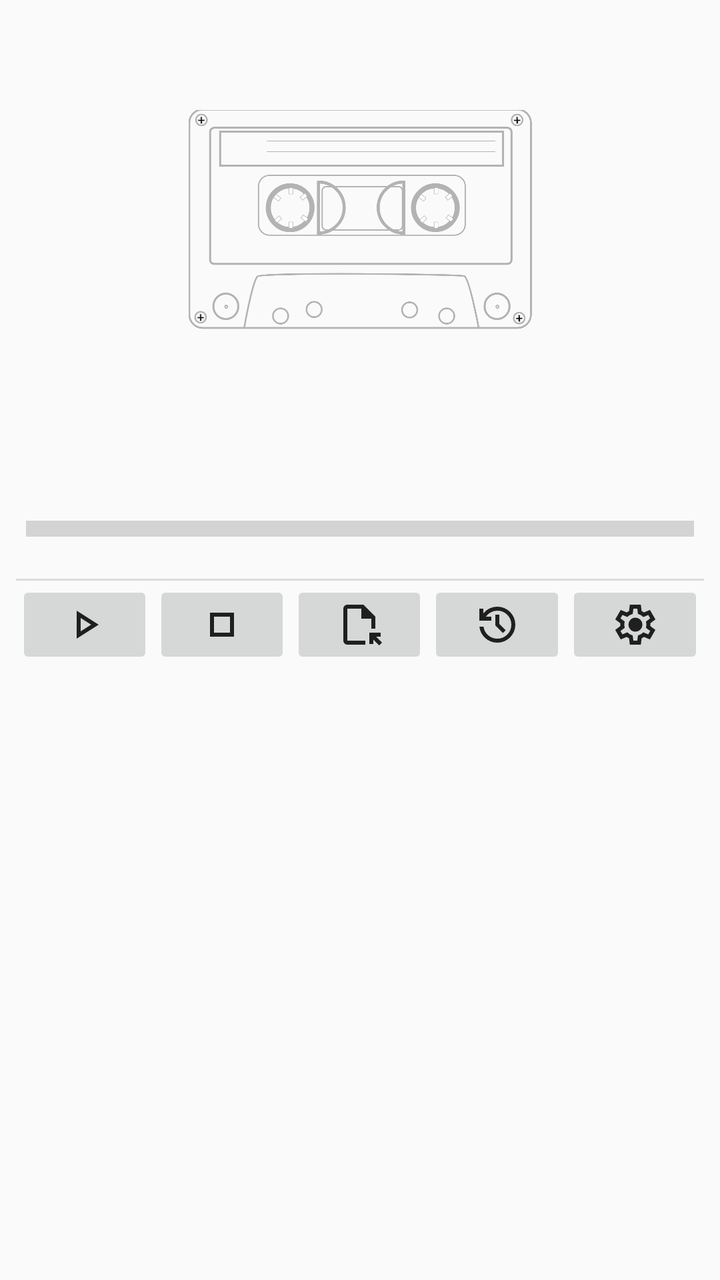
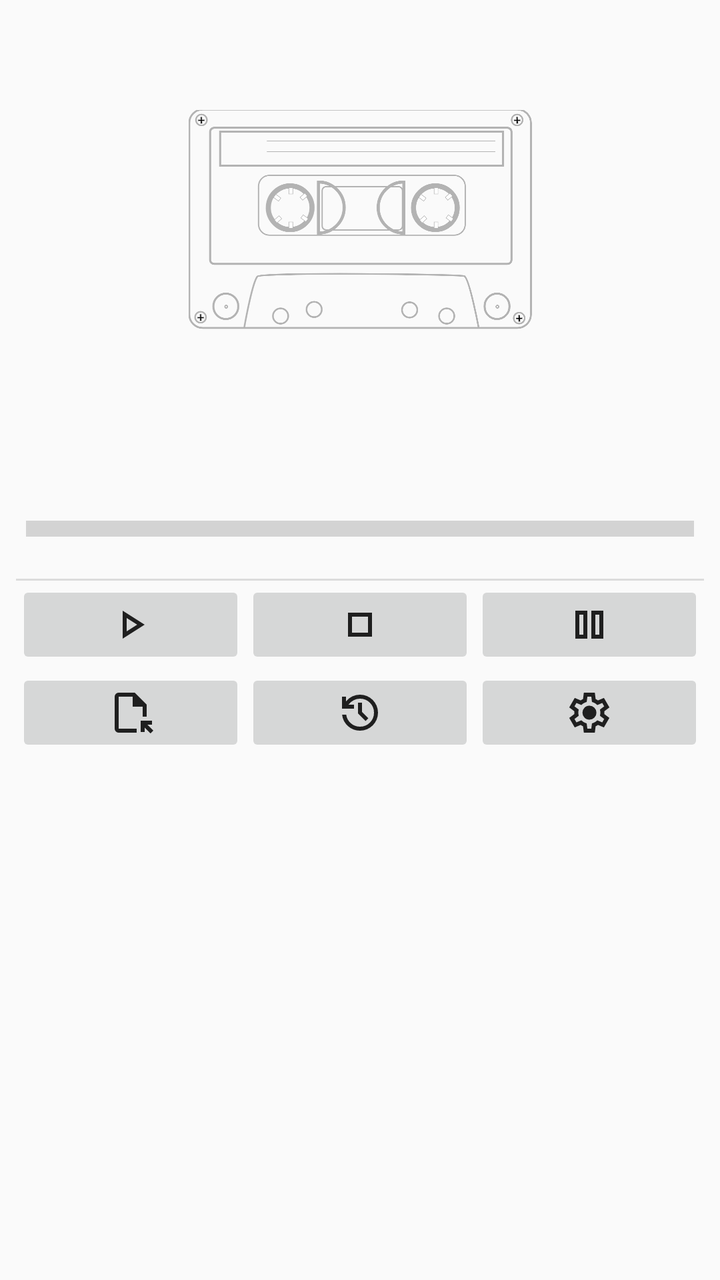

Before-and-after screenshots of an Android layout around one commit, followed by the original layout XML and the change that was made.
<!-- AndroidManifest.xml: application theme AppTheme -->
<!-- res/layout/activity_main.xml -->
<?xml version="1.0" encoding="utf-8"?>

<androidx.constraintlayout.widget.ConstraintLayout xmlns:android="http://schemas.android.com/apk/res/android"
    xmlns:app="http://schemas.android.com/apk/res-auto"
    xmlns:tools="http://schemas.android.com/tools"

    android:layout_width="match_parent"
    android:layout_height="match_parent"
    android:keepScreenOn="true"
    android:paddingHorizontal="8dp"
    tools:context=".MainActivity">

    <LinearLayout
        android:layout_width="match_parent"
        android:layout_height="match_parent"
        android:orientation="vertical">

        <FrameLayout
            android:layout_width="match_parent"
            android:layout_height="wrap_content">

            <LinearLayout
                android:layout_width="match_parent"
                android:layout_height="match_parent"
                android:orientation="vertical">

                <ImageView
                    android:id="@+id/ivCassette"
                    android:layout_width="wrap_content"
                    android:layout_height="wrap_content"
                    android:adjustViewBounds="true"
                    android:contentDescription="Cassette"
                    android:cropToPadding="false"
                    android:scaleType="centerInside"
                    android:scaleX="0.5"
                    android:scaleY="0.5"
                    android:src="@drawable/tape_inactive" />

                <TextView
                    android:id="@+id/tvTapeImageName"
                    android:layout_width="match_parent"
                    android:layout_height="wrap_content"
                    android:textAlignment="center" />

                <ProgressBar
                    android:id="@+id/pbProgress"
                    style="?android:attr/progressBarStyleHorizontal"
                    android:layout_width="match_parent"
                    android:layout_height="wrap_content"
                    android:layout_marginTop="4dp"
                    android:layout_marginBottom="4dp"
                    android:max="100"
                    android:minHeight="32dip"
                    android:padding="5dp"
                    android:progress="0"
                    android:scaleY="2" />

            </LinearLayout>

        </FrameLayout>

        <View
            android:layout_width="match_parent"
            android:layout_height="1dp"
            android:background="?android:attr/listDivider" />

        <LinearLayout
            android:layout_width="match_parent"
            android:layout_height="wrap_content"
            android:orientation="horizontal">

            <ImageButton
                android:id="@+id/btnPlay"
                android:layout_width="wrap_content"
                android:layout_height="wrap_content"
                android:layout_weight="1"
                android:contentDescription="Play"
                android:onClick="onPlay"
                android:src="@drawable/play_arrow_24dp_1f1f1f_fill0_wght400_grad0_opsz24" />

            <ImageButton
                android:id="@+id/btnStop"
                android:layout_width="wrap_content"
                android:layout_height="wrap_content"
                android:layout_weight="1"
                android:contentDescription="Stop"
                android:onClick="onStopPlaying"
                android:src="@drawable/stop_24dp_1f1f1f_fill0_wght400_grad0_opsz24" />

            <ImageButton
                android:id="@+id/btnBrowse"
                android:layout_width="wrap_content"
                android:layout_height="wrap_content"
                android:layout_weight="1"
                android:contentDescription="Browse"
                android:onClick="onBrowseTapeImage"
                android:src="@drawable/file_open_24dp_1f1f1f_fill0_wght400_grad0_opsz24" />

            <ImageButton
                android:id="@+id/btnRecent"
                android:layout_width="wrap_content"
                android:layout_height="wrap_content"
                android:layout_weight="1"
                android:contentDescription="Recent"
                android:onClick="onRecent"
                android:src="@drawable/history_24dp_1f1f1f_fill0_wght400_grad0_opsz24" />

            <ImageButton
                android:id="@+id/btnSettings"
                android:layout_width="wrap_content"
                android:layout_height="wrap_content"
                android:layout_weight="1"
                android:contentDescription="Settings"
                android:onClick="onSettings"
                android:src="@drawable/settings_24dp_1f1f1f_fill0_wght400_grad0_opsz24" />
        </LinearLayout>

    </LinearLayout>
</androidx.constraintlayout.widget.ConstraintLayout>
<!-- resources referenced by this layout -->
<resources>
  <!-- drawable file_open_24dp_1f1f1f_fill0_wght400_grad0_opsz24 (drawable) -->
  <vector xmlns:android="http://schemas.android.com/apk/res/android"
      android:width="24dp"
      android:height="24dp"
      android:viewportWidth="960"
      android:viewportHeight="960">
    <path
        android:pathData="M240,880q-33,0 -56.5,-23.5T160,800v-640q0,-33 23.5,-56.5T240,80h320l240,240v240h-80v-200L520,360v-200L240,160v640h360v80L240,880ZM878,895L760,777v89h-80v-226h226v80h-90l118,118 -56,57ZM240,800v-640,640Z"
        android:fillColor="#1f1f1f"/>
  </vector>
  <!-- drawable history_24dp_1f1f1f_fill0_wght400_grad0_opsz24 (drawable) -->
  <vector xmlns:android="http://schemas.android.com/apk/res/android"
      android:width="24dp"
      android:height="24dp"
      android:viewportWidth="960"
      android:viewportHeight="960">
    <path
        android:pathData="M480,840q-138,0 -240.5,-91.5T122,520h82q14,104 92.5,172T480,760q117,0 198.5,-81.5T760,480q0,-117 -81.5,-198.5T480,200q-69,0 -129,32t-101,88h110v80L120,400v-240h80v94q51,-64 124.5,-99T480,120q75,0 140.5,28.5t114,77q48.5,48.5 77,114T840,480q0,75 -28.5,140.5t-77,114q-48.5,48.5 -114,77T480,840ZM592,648L440,496v-216h80v184l128,128 -56,56Z"
        android:fillColor="#1f1f1f"/>
  </vector>
  <!-- drawable play_arrow_24dp_1f1f1f_fill0_wght400_grad0_opsz24 (drawable) -->
  <vector xmlns:android="http://schemas.android.com/apk/res/android"
      android:width="24dp"
      android:height="24dp"
      android:viewportWidth="960"
      android:viewportHeight="960">
    <path
        android:pathData="M320,760v-560l440,280 -440,280ZM400,480ZM400,614 L610,480 400,346v268Z"
        android:fillColor="#1f1f1f"/>
  </vector>
  <!-- drawable settings_24dp_1f1f1f_fill0_wght400_grad0_opsz24 (drawable) -->
  <vector xmlns:android="http://schemas.android.com/apk/res/android"
      android:width="24dp"
      android:height="24dp"
      android:viewportWidth="960"
      android:viewportHeight="960">
    <path
        android:pathData="m370,880 l-16,-128q-13,-5 -24.5,-12T307,725l-119,50L78,585l103,-78q-1,-7 -1,-13.5v-27q0,-6.5 1,-13.5L78,375l110,-190 119,50q11,-8 23,-15t24,-12l16,-128h220l16,128q13,5 24.5,12t22.5,15l119,-50 110,190 -103,78q1,7 1,13.5v27q0,6.5 -2,13.5l103,78 -110,190 -118,-50q-11,8 -23,15t-24,12L590,880L370,880ZM440,800h79l14,-106q31,-8 57.5,-23.5T639,633l99,41 39,-68 -86,-65q5,-14 7,-29.5t2,-31.5q0,-16 -2,-31.5t-7,-29.5l86,-65 -39,-68 -99,42q-22,-23 -48.5,-38.5T533,266l-13,-106h-79l-14,106q-31,8 -57.5,23.5T321,327l-99,-41 -39,68 86,64q-5,15 -7,30t-2,32q0,16 2,31t7,30l-86,65 39,68 99,-42q22,23 48.5,38.5T427,694l13,106ZM482,620q58,0 99,-41t41,-99q0,-58 -41,-99t-99,-41q-59,0 -99.5,41T342,480q0,58 40.5,99t99.5,41ZM480,480Z"
        android:fillColor="#1f1f1f"/>
  </vector>
  <!-- drawable stop_24dp_1f1f1f_fill0_wght400_grad0_opsz24 (drawable) -->
  <vector xmlns:android="http://schemas.android.com/apk/res/android"
      android:width="24dp"
      android:height="24dp"
      android:viewportWidth="960"
      android:viewportHeight="960">
    <path
        android:pathData="M320,320v320,-320ZM240,720v-480h480v480L240,720ZM320,640h320v-320L320,320v320Z"
        android:fillColor="#1f1f1f"/>
  </vector>
  <!-- drawable tape_inactive: vector/xml drawable (drawable, 9622 chars, omitted) -->
  <style name="AppTheme" parent="android:Theme.Material.Light" />
</resources>

<!-- the commit's change to res/layout/activity_main.xml (unified diff, before → after) -->
@@ -7,6 +7,7 @@
     android:layout_width="match_parent"
     android:layout_height="match_parent"
     android:keepScreenOn="true"
+    android:onClick="onPausePlaying"
     android:paddingHorizontal="8dp"
     tools:context=".MainActivity">
 
@@ -66,53 +67,76 @@
 
         <LinearLayout
             android:layout_width="match_parent"
-            android:layout_height="wrap_content"
-            android:orientation="horizontal">
+            android:layout_height="match_parent"
+            android:orientation="vertical">
 
-            <ImageButton
-                android:id="@+id/btnPlay"
-                android:layout_width="wrap_content"
+            <LinearLayout
+                android:layout_width="match_parent"
                 android:layout_height="wrap_content"
-                android:layout_weight="1"
-                android:contentDescription="Play"
-                android:onClick="onPlay"
-                android:src="@drawable/play_arrow_24dp_1f1f1f_fill0_wght400_grad0_opsz24" />
+                android:orientation="horizontal">
 
-            <ImageButton
-                android:id="@+id/btnStop"
-                android:layout_width="wrap_content"
-                android:layout_height="wrap_content"
-                android:layout_weight="1"
-                android:contentDescription="Stop"
-                android:onClick="onStopPlaying"
-                android:src="@drawable/stop_24dp_1f1f1f_fill0_wght400_grad0_opsz24" />
+                <ImageButton
+                    android:id="@+id/btnPlay"
+                    android:layout_width="wrap_content"
+                    android:layout_height="wrap_content"
+                    android:layout_weight="1"
+                    android:contentDescription="Play"
+                    android:onClick="onPlay"
+                    android:src="@drawable/play_arrow_24dp_1f1f1f_fill0_wght400_grad0_opsz24" />
 
-            <ImageButton
-                android:id="@+id/btnBrowse"
-                android:layout_width="wrap_content"
-                android:layout_height="wrap_content"
-                android:layout_weight="1"
-                android:contentDescription="Browse"
-                android:onClick="onBrowseTapeImage"
-                android:src="@drawable/file_open_24dp_1f1f1f_fill0_wght400_grad0_opsz24" />
+                <ImageButton
+                    android:id="@+id/btnStop"
+                    android:layout_width="wrap_content"
+                    android:layout_height="wrap_content"
+                    android:layout_weight="1"
+                    android:contentDescription="Stop"
+                    android:onClick="onStopPlaying"
+                    android:src="@drawable/stop_24dp_1f1f1f_fill0_wght400_grad0_opsz24" />
 
-            <ImageButton
-                android:id="@+id/btnRecent"
-                android:layout_width="wrap_content"
-                android:layout_height="wrap_content"
-                android:layout_weight="1"
-                android:contentDescription="Recent"
-                android:onClick="onRecent"
-                android:src="@drawable/history_24dp_1f1f1f_fill0_wght400_grad0_opsz24" />
+                <ImageButton
+                    android:id="@+id/btnPause"
+                    android:layout_width="wrap_content"
+                    android:layout_height="wrap_content"
+                    android:layout_weight="1"
+                    android:contentDescription="Pause"
+                    android:onClick="onPausePlaying"
+                    android:src="@drawable/pause_24dp_1f1f1f_fill0_wght400_grad0_opsz24" />
 
-            <ImageButton
-                android:id="@+id/btnSettings"
-                android:layout_width="wrap_content"
-                android:layout_height="wrap_content"
-                android:layout_weight="1"
-                android:contentDescription="Settings"
-                android:onClick="onSettings"
-                android:src="@drawable/settings_24dp_1f1f1f_fill0_wght400_grad0_opsz24" />
+            </LinearLayout>
+
+            <LinearLayout
+                android:layout_width="match_parent"
+                android:layout_height="match_parent"
+                android:orientation="horizontal">
+
+                <ImageButton
+                    android:id="@+id/btnBrowse"
+                    android:layout_width="wrap_content"
+                    android:layout_height="wrap_content"
+                    android:layout_weight="1"
+                    android:contentDescription="Browse"
+                    android:onClick="onBrowseTapeImage"
+                    android:src="@drawable/file_open_24dp_1f1f1f_fill0_wght400_grad0_opsz24" />
+
+                <ImageButton
+                    android:id="@+id/btnRecent"
+                    android:layout_width="wrap_content"
+                    android:layout_height="wrap_content"
+                    android:layout_weight="1"
+                    android:contentDescription="Recent"
+                    android:onClick="onRecent"
+                    android:src="@drawable/history_24dp_1f1f1f_fill0_wght400_grad0_opsz24" />
+
+                <ImageButton
+                    android:id="@+id/btnSettings"
+                    android:layout_width="wrap_content"
+                    android:layout_height="wrap_content"
+                    android:layout_weight="1"
+                    android:contentDescription="Settings"
+                    android:onClick="onSettings"
+                    android:src="@drawable/settings_24dp_1f1f1f_fill0_wght400_grad0_opsz24" />
+            </LinearLayout>
+
         </LinearLayout>
 
     </LinearLayout>
<!-- resource entries referenced after the edit -->
@@ -18,6 +18,16 @@
       android:viewportHeight="960">
     <path
         android:pathData="M480,840q-138,0 -240.5,-91.5T122,520h82q14,104 92.5,172T480,760q117,0 198.5,-81.5T760,480q0,-117 -81.5,-198.5T480,200q-69,0 -129,32t-101,88h110v80L120,400v-240h80v94q51,-64 124.5,-99T480,120q75,0 140.5,28.5t114,77q48.5,48.5 77,114T840,480q0,75 -28.5,140.5t-77,114q-48.5,48.5 -114,77T480,840ZM592,648L440,496v-216h80v184l128,128 -56,56Z"
+        android:fillColor="#1f1f1f"/>
+  </vector>
+  <!-- drawable pause_24dp_1f1f1f_fill0_wght400_grad0_opsz24 (drawable) -->
+  <vector xmlns:android="http://schemas.android.com/apk/res/android"
+      android:width="24dp"
+      android:height="24dp"
+      android:viewportWidth="960"
+      android:viewportHeight="960">
+    <path
+        android:pathData="M520,760v-560h240v560L520,760ZM200,760v-560h240v560L200,760ZM600,680h80v-400h-80v400ZM280,680h80v-400h-80v400ZM280,280v400,-400ZM600,280v400,-400Z"
         android:fillColor="#1f1f1f"/>
   </vector>
   <!-- drawable play_arrow_24dp_1f1f1f_fill0_wght400_grad0_opsz24 (drawable) -->
